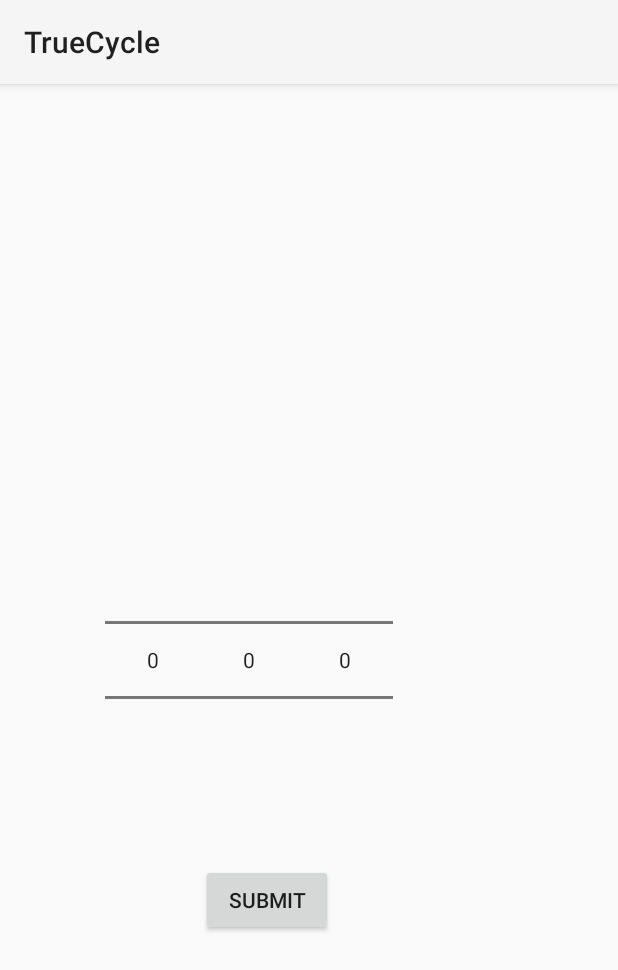
After one commit to mcorbridge/TrueCycle, an Android app: the layout activity_number_selector.xml on its own in the app's theme, with its tools: preview values and no code run, on a phone screen of 412 x 824 dp. The commit adds this screen. Shown: the top 970 px of the screen. Run offline under Robolectric (Android 15) with nearby library versions, the phone set to English and light mode, and no system bars.

Commit message:
adding interation

```diff
--- a/app/src/main/res/layout/activity_input_weight.xml
+++ b/app/src/main/res/layout/activity_input_weight.xml
@@ -9,6 +9,7 @@
         android:layout_alignParentTop="true"
         android:layout_centerHorizontal="true"
         android:layout_marginTop="184dp"
+        android:inputType="number"
         android:hint="input weight" />
 
 
--- /dev/null
+++ b/app/src/main/res/layout/activity_number_selector.xml
@@ -0,0 +1,39 @@
+<?xml version="1.0" encoding="utf-8"?>
+<RelativeLayout xmlns:android="http://schemas.android.com/apk/res/android"
+    android:orientation="vertical" android:layout_width="match_parent"
+    android:layout_height="match_parent">
+
+
+    <NumberPicker
+        android:layout_width="wrap_content"
+        android:layout_height="wrap_content"
+        android:id="@+id/numberPicker1"
+        android:layout_centerVertical="true"
+        android:layout_alignParentStart="true"
+        android:layout_marginStart="70dp" />
+
+    <NumberPicker
+        android:layout_width="wrap_content"
+        android:layout_height="wrap_content"
+        android:id="@+id/numberPicker2"
+        android:layout_alignTop="@+id/numberPicker1"
+        android:layout_toEndOf="@+id/numberPicker1" />
+
+    <NumberPicker
+        android:layout_width="wrap_content"
+        android:layout_height="wrap_content"
+        android:id="@+id/numberPicker3"
+        android:layout_centerVertical="true"
+        android:layout_toEndOf="@+id/numberPicker2" />
+
+    <Button
+        android:layout_width="wrap_content"
+        android:layout_height="wrap_content"
+        android:text="submit"
+        android:id="@+id/button4"
+        android:layout_below="@+id/numberPicker1"
+        android:layout_toEndOf="@+id/numberPicker1"
+        android:layout_marginTop="46dp"
+        android:onClick="onSubmitNumberPicker"/>
+
+</RelativeLayout>
```
Also changed, not shown: app/src/main/java/com/mcorbridge/truecycle/MainActivity.java (+66 -8 lines), app/src/main/java/com/mcorbridge/truecycle/data/men/ProWattData.java (+36 -36 lines), app/src/main/java/com/mcorbridge/truecycle/data/vo/Cyclist.java (added, +65 -0 lines), app/src/main/res/values/strings.xml (+16 -0 lines).
